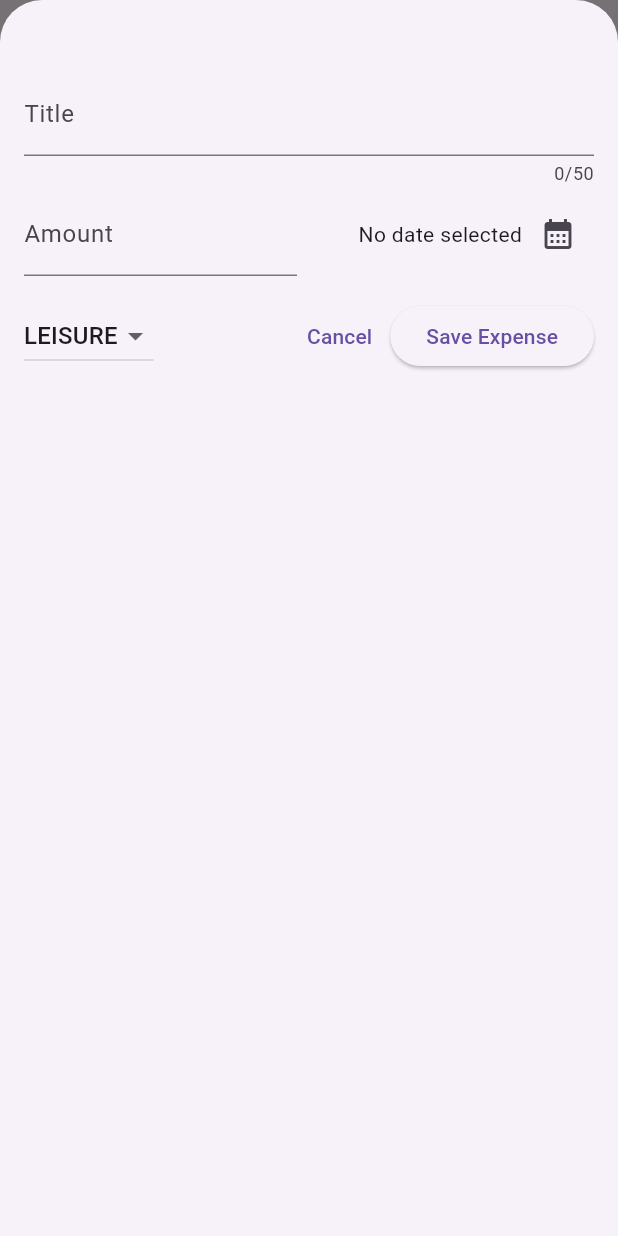
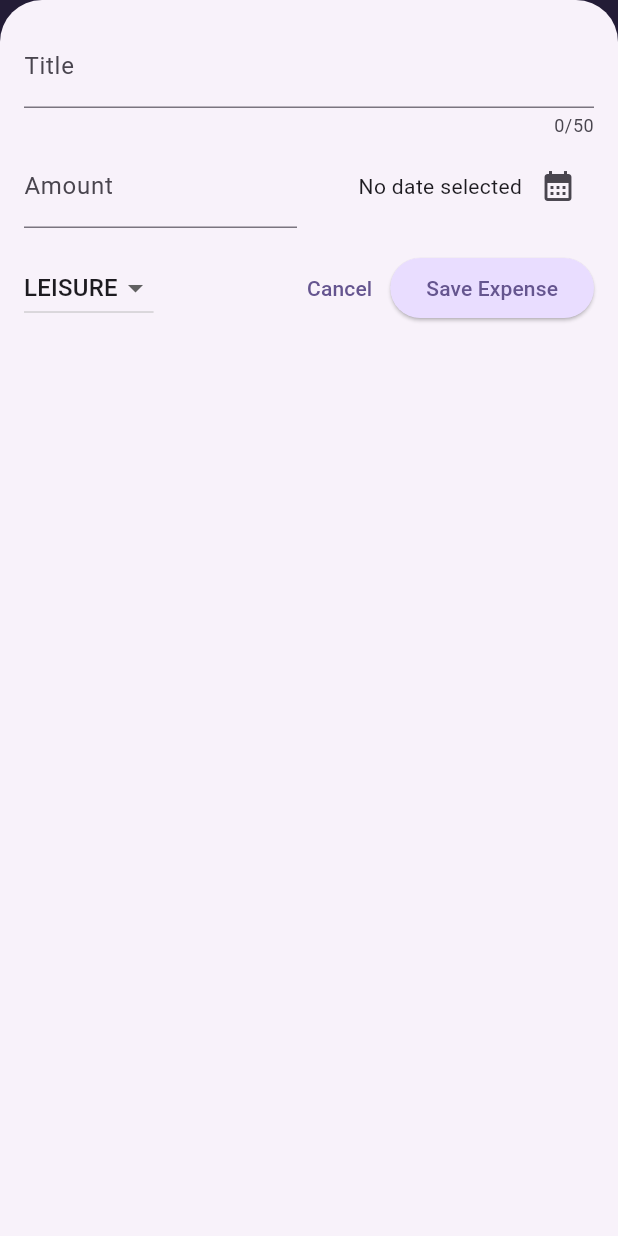
Before and after one commit to shox17/expense_tracker_app, a Flutter app: the screen it shows after launch, after a tap on the "add" icon, on a phone screen of 412 x 824 dp. Run offline on Flutter 3.47's test engine with Material 3 defaults, Android fonts, the phone set to English and light mode, and no system bars.

Commit message:
4th commit

```diff
--- a/lib/main.dart
+++ b/lib/main.dart
@@ -1,10 +1,67 @@
 import 'package:expense_tracker/widgets/expenses.dart';
 import 'package:flutter/material.dart';
+// import 'package:flutter/services.dart';
+
+var kColorScheme = ColorScheme.fromSeed(
+  seedColor: const Color.fromARGB(255, 96, 59, 181),
+);
+
+var kDarkColorScheme = ColorScheme.fromSeed(
+  brightness: Brightness.dark,
+  seedColor: const Color.fromARGB(255, 5, 99, 125),
+);
 
 void main() {
+  // WidgetsFlutterBinding.ensureInitialized();   //this avoid landscape mode, makes the user to use preferred mode
+  // SystemChrome.setPreferredOrientations([DeviceOrientation.portraitUp])
+  //     .then((fn) {
   runApp(
-    const MaterialApp(
-      home: Expenses(),
+    MaterialApp(
+      darkTheme: ThemeData.dark().copyWith(
+        colorScheme: kDarkColorScheme,
+        cardTheme: const CardTheme().copyWith(
+          color: kDarkColorScheme.secondaryContainer,
+          margin: const EdgeInsets.symmetric(
+            horizontal: 16,
+            vertical: 8,
+          ),
+        ),
+        elevatedButtonTheme: ElevatedButtonThemeData(
+          style: ElevatedButton.styleFrom(
+            backgroundColor: kDarkColorScheme.primaryContainer,
+            foregroundColor: kDarkColorScheme.onPrimaryContainer,
+          ),
+        ),
+      ),
+      theme: ThemeData().copyWith(
+        colorScheme: kColorScheme,
+        appBarTheme: const AppBarTheme().copyWith(
+          backgroundColor: kColorScheme.onPrimaryContainer,
+          foregroundColor: kColorScheme.primaryContainer,
+        ),
+        cardTheme: const CardTheme().copyWith(
+          color: kColorScheme.secondaryContainer,
+          margin: const EdgeInsets.symmetric(
+            horizontal: 16,
+            vertical: 8,
+          ),
+        ),
+        elevatedButtonTheme: ElevatedButtonThemeData(
+          style: ElevatedButton.styleFrom(
+            backgroundColor: kColorScheme.primaryContainer,
+          ),
+        ),
+        textTheme: ThemeData().textTheme.copyWith(
+              titleLarge: TextStyle(
+                fontWeight: FontWeight.bold,
+                color: kColorScheme.onSecondaryContainer,
+                fontSize: 16,
+              ),
+            ),
+      ),
+      //themeMode: ThemeMode.system, //default
+      home: const Expenses(),
     ),
   );
+  // });
 }
--- a/lib/models/expense.dart
+++ b/lib/models/expense.dart
@@ -32,3 +32,27 @@ class Expense {
     return formatter.format(date);
   }
 }
+
+class ExpenseBucket {
+  ExpenseBucket({
+    required this.category,
+    required this.expenses,
+  });
+
+  final Category category;
+  final List<Expense> expenses;
+
+  ExpenseBucket.forCategory(List<Expense> allExpenses, this.category)
+      : expenses = allExpenses
+            .where((expense) => expense.category == category)
+            .toList();
+
+  double get totalExpenses {
+    double sum = 0;
+
+    for (final expense in expenses) {
+      sum += expense.amount;
+    }
+    return sum;
+  }
+}
--- /dev/null
+++ b/lib/widgets/chart/chart.dart
@@ -0,0 +1,95 @@
+import 'package:flutter/material.dart';
+
+import 'package:expense_tracker/widgets/chart/chart_bar.dart';
+import 'package:expense_tracker/models/expense.dart';
+
+class Chart extends StatelessWidget {
+  const Chart({super.key, required this.expenses});
+
+  final List<Expense> expenses;
+
+  List<ExpenseBucket> get buckets {
+    return [
+      ExpenseBucket.forCategory(expenses, Category.food),
+      ExpenseBucket.forCategory(expenses, Category.leisure),
+      ExpenseBucket.forCategory(expenses, Category.travel),
+      ExpenseBucket.forCategory(expenses, Category.work),
+    ];
+  }
+
+  double get maxTotalExpense {
+    double maxTotalExpense = 0;
+
+    for (final bucket in buckets) {
+      if (bucket.totalExpenses > maxTotalExpense) {
+        maxTotalExpense = bucket.totalExpenses;
+      }
+    }
+
+    return maxTotalExpense;
+  }
+
+  @override
+  Widget build(BuildContext context) {
+    final isDarkMode =
+        MediaQuery.of(context).platformBrightness == Brightness.dark;
+    return Container(
+      margin: const EdgeInsets.all(16),
+      padding: const EdgeInsets.symmetric(
+        vertical: 16,
+        horizontal: 8,
+      ),
+      width: double.infinity,
+      height: 180,
+      decoration: BoxDecoration(
+        borderRadius: BorderRadius.circular(8),
+        gradient: LinearGradient(
+          colors: [
+            Theme.of(context).colorScheme.primary.withOpacity(0.3),
+            Theme.of(context).colorScheme.primary.withOpacity(0.0)
+          ],
+          begin: Alignment.bottomCenter,
+          end: Alignment.topCenter,
+        ),
+      ),
+      child: Column(
+        children: [
+          Expanded(
+            child: Row(
+              crossAxisAlignment: CrossAxisAlignment.end,
+              children: [
+                for (final bucket in buckets) // alternative to map()
+                  ChartBar(
+                    fill: bucket.totalExpenses == 0
+                        ? 0
+                        : bucket.totalExpenses / maxTotalExpense,
+                  )
+              ],
+            ),
+          ),
+          const SizedBox(height: 12),
+          Row(
+            children: buckets
+                .map(
+                  (bucket) => Expanded(
+                    child: Padding(
+                      padding: const EdgeInsets.symmetric(horizontal: 4),
+                      child: Icon(
+                        categoryIcons[bucket.category],
+                        color: isDarkMode
+                            ? Theme.of(context).colorScheme.secondary
+                            : Theme.of(context)
+                                .colorScheme
+                                .primary
+                                .withOpacity(0.7),
+                      ),
+                    ),
+                  ),
+                )
+                .toList(),
+          )
+        ],
+      ),
+    );
+  }
+}
--- /dev/null
+++ b/lib/widgets/chart/chart_bar.dart
@@ -0,0 +1,34 @@
+import 'package:flutter/material.dart';
+
+class ChartBar extends StatelessWidget {
+  const ChartBar({
+    super.key,
+    required this.fill,
+  });
+
+  final double fill;
+
+  @override
+  Widget build(BuildContext context) {
+    final isDarkMode =
+        MediaQuery.of(context).platformBrightness == Brightness.dark;
+    return Expanded(
+      child: Padding(
+        padding: const EdgeInsets.symmetric(horizontal: 4),
+        child: FractionallySizedBox(
+          heightFactor: fill, // 0 <> 1
+          child: DecoratedBox(
+            decoration: BoxDecoration(
+              shape: BoxShape.rectangle,
+              borderRadius:
+                  const BorderRadius.vertical(top: Radius.circular(8)),
+              color: isDarkMode
+                  ? Theme.of(context).colorScheme.secondary
+                  : Theme.of(context).colorScheme.primary.withOpacity(0.65),
+            ),
+          ),
+        ),
+      ),
+    );
+  }
+}
--- a/lib/widgets/expenses.dart
+++ b/lib/widgets/expenses.dart
@@ -1,3 +1,4 @@
+import 'package:expense_tracker/widgets/chart/chart.dart';
 import 'package:expense_tracker/widgets/expenses_list/expenses_list.dart';
 import 'package:expense_tracker/models/expense.dart';
 import 'package:expense_tracker/widgets/new_expense.dart';
@@ -26,11 +27,13 @@ class _ExpensesState extends State<Expenses> {
 
   void _openAddExpenseOverlay() {
     showModalBottomSheet(
+      useSafeArea: true,
       isScrollControlled: true,
       context: context,
       builder: (ctx) => NewExpense(
         onAddExpense: _addExpense,
-            ));
+      ),
+    );
   }
 
   void _addExpense(Expense expense) {
@@ -63,6 +66,10 @@ class _ExpensesState extends State<Expenses> {
 
   @override
   Widget build(BuildContext context) {
+    final width = MediaQuery.of(context)
+        .size
+        .width; // Knowing width for Responsive Ui and using where Chart and list of expenses
+
     Widget mainContent = const Center(
       child: Text('No expenses found. Start adding some!'),
     );
@@ -83,9 +90,21 @@ class _ExpensesState extends State<Expenses> {
           ),
         ],
       ),
-      body: Column(
+      body: width <
+              600 // using ternary operator, if width less than 600, Column, or Row
+          ? Column(
               children: [
-          const Text('The chart'),
+                Chart(expenses: _registeredExpenses),
+                Expanded(
+                  child: mainContent,
+                ),
+              ],
+            )
+          : Row(
+              children: [
+                Expanded(
+                  child: Chart(expenses: _registeredExpenses),
+                ),
                 Expanded(
                   child: mainContent,
                 ),
--- a/lib/widgets/expenses_list/expense_item.dart
+++ b/lib/widgets/expenses_list/expense_item.dart
@@ -12,8 +12,12 @@ class ExpenseItem extends StatelessWidget {
       child: Padding(
         padding: const EdgeInsets.symmetric(vertical: 16, horizontal: 20),
         child: Column(
+          crossAxisAlignment: CrossAxisAlignment.start,
           children: [
-            Text(expense.title),
+            Text(
+              expense.title,
+              style: Theme.of(context).textTheme.titleLarge,
+            ),
             const SizedBox(
               height: 4,
             ),
--- a/lib/widgets/expenses_list/expenses_list.dart
+++ b/lib/widgets/expenses_list/expenses_list.dart
@@ -15,6 +15,11 @@ class ExpensesList extends StatelessWidget {
       itemCount: expenses.length,
       itemBuilder: (ctx, index) => Dismissible(
         key: ValueKey(expenses[index]),
+        background: Container(
+          color: Theme.of(context).colorScheme.error.withOpacity(0.75),
+          margin: EdgeInsets.symmetric(
+              horizontal: Theme.of(context).cardTheme.margin!.horizontal),
+        ),
         onDismissed: (direction) {
           onRemoveExpense(expenses[index]);
         },
--- a/lib/widgets/new_expense.dart
+++ b/lib/widgets/new_expense.dart
@@ -73,8 +73,12 @@ class _NewExpenseState extends State<NewExpense> {
 
   @override
   Widget build(BuildContext context) {
-    return Padding(
-      padding: const EdgeInsets.fromLTRB(16, 48, 16, 16),
+    final keyboardSpace = MediaQuery.of(context).viewInsets.bottom;
+    return SizedBox(
+      height: double.infinity,
+      child: SingleChildScrollView(
+        child: Padding(
+          padding: EdgeInsets.fromLTRB(16, 16, 16, keyboardSpace + 16),
           child: Column(
             children: [
               TextField(
@@ -162,6 +166,8 @@ class _NewExpenseState extends State<NewExpense> {
               ),
             ],
           ),
+        ),
+      ),
     );
   }
 }
```
Lines whose indentation alone changed are shown as unchanged.
